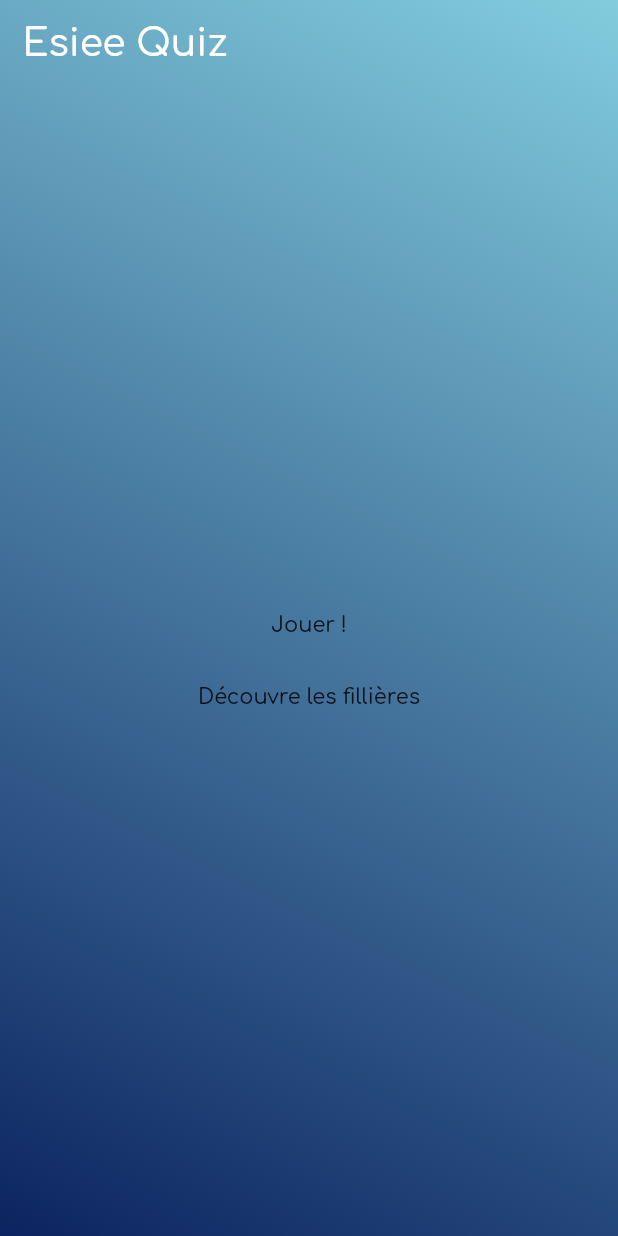
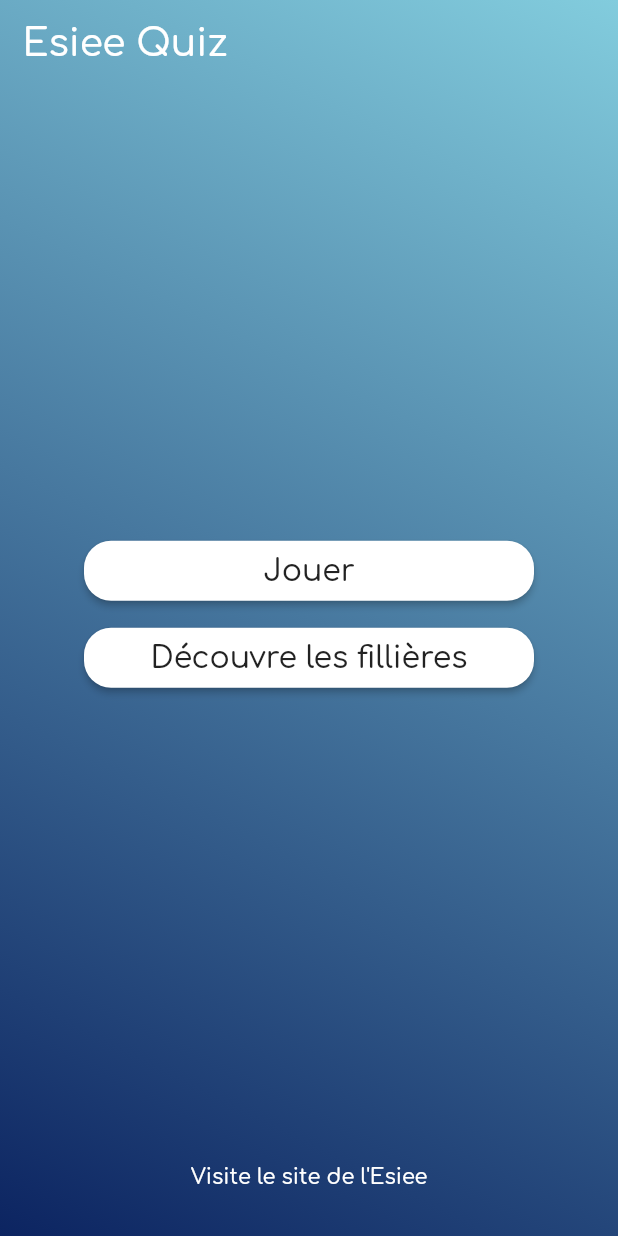
Before and after one commit to jeremySrgt/msh_esiee_app, a Flutter app: the screen it shows after launch, on a phone screen of 412 x 824 dp. Run offline on Flutter 3.47's test engine with Material 2 defaults, Android fonts, the phone set to English and light mode, and no system bars; our stand-ins replace flutter_swiper.

Commit message:
change design of menu page + added link to esiee's website

```diff
--- a/lib/menu.dart
+++ b/lib/menu.dart
@@ -1,10 +1,22 @@
 import 'package:flutter/material.dart';
 import 'homePage.dart';
 import 'discover.dart';
+import 'package:url_launcher/url_launcher.dart';
 
 class Menu extends StatelessWidget {
   Color _currentBGColor1 = Color(0xff82ccdd);
   Color _currentBGColor2 = Color(0xff0c2461);
+
+
+
+  _launchURL() async {
+    var url = "https://www.esiee.fr/";
+    if (await canLaunch(url)) {
+      await launch(url);
+    } else {
+      throw 'Non disponible $url';
+    }
+  }
 
   @override
   Widget build(BuildContext context) {
@@ -36,8 +48,19 @@
                   child: Column(
                     mainAxisAlignment: MainAxisAlignment.center,
                     children: [
-                      FlatButton(
-                        child: Text('Jouer !'),
+                      ButtonTheme(
+                        height: 40,
+                        minWidth: 300,
+                        child: RaisedButton(
+                          child: Text(
+                            'Jouer',
+                            style: TextStyle(
+                                fontSize: 20, fontWeight: FontWeight.w100),
+                          ),
+                          shape: RoundedRectangleBorder(
+                            borderRadius: BorderRadius.circular(18.0),
+                          ),
+                          color: Colors.white,
                           onPressed: () {
                             Navigator.push(
                                 context,
@@ -46,8 +69,23 @@
                                         HomePage()));
                           },
                         ),
-                      FlatButton(
-                        child: Text('Découvre les fillières'),
+                      ),
+                      SizedBox(
+                        height: 10,
+                      ),
+                      ButtonTheme(
+                        height: 40,
+                        minWidth: 300,
+                        child: RaisedButton(
+                          child: Text(
+                            'Découvre les fillières',
+                            style: TextStyle(
+                                fontSize: 20, fontWeight: FontWeight.w100),
+                          ),
+                          shape: RoundedRectangleBorder(
+                            borderRadius: BorderRadius.circular(18.0),
+                          ),
+                          color: Colors.white,
                           onPressed: () {
                             Navigator.push(
                                 context,
@@ -55,10 +93,21 @@
                                     builder: (BuildContext context) =>
                                         DiscoverPage()));
                           },
-                      )
+                        ),
+                      ),
                     ],
                   ),
                 ),
+                FlatButton(
+                  child: Text(
+                    "Visite le site de l'Esiee",
+                    style: TextStyle(color: Colors.white),
+                  ),
+                  onPressed: _launchURL
+                ),
+                SizedBox(
+                  height: 15,
+                )
               ],
             ),
           ),
--- a/pubspec.yaml
+++ b/pubspec.yaml
@@ -25,7 +25,7 @@
   cupertino_icons: ^0.1.2
   provider: ^4.0.4
   flutter_swiper: ^1.1.6
-  google_nav_bar: ^2.1.0
+  url_launcher: ^5.4.7
 
 dev_dependencies:
   flutter_test:
```
Also changed, not shown: pubspec.lock, 2 other files. Lines whose indentation alone changed are shown as unchanged.
